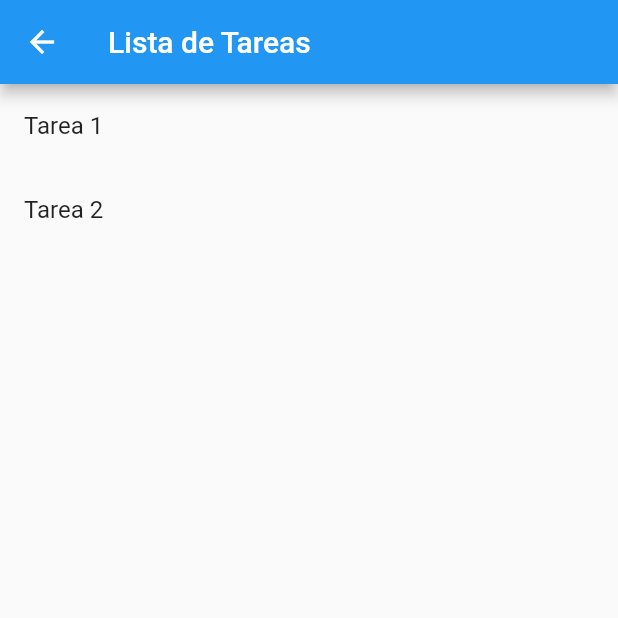
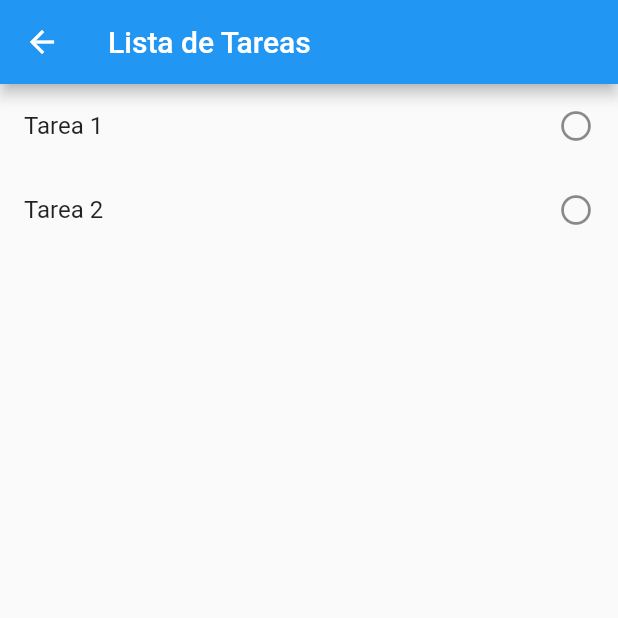
Before and after one commit to Eldershield/Examen1_programacionMovil, a Flutter app: the screen it shows after launch, after a tap on "Lista de Tareas", on a phone screen of 412 x 824 dp, the top half of it. Run offline on Flutter 3.47's test engine with Material 2 defaults, Android fonts, the phone set to English and light mode, and no system bars.

Commit message:
correcion de errores en el widget de noticias,adicion de un boton en el widget lista de tareas para indicar que se completo la tarea

```diff
--- a/lib/main.dart
+++ b/lib/main.dart
@@ -25,6 +25,7 @@ class MainMenu extends StatelessWidget {
       body: ListView(
         children: [
           ListTile(
+            leading: const Icon(Icons.article),
             title: const Text('Noticias'),
             onTap: () {
               Navigator.push(
@@ -33,7 +34,9 @@ class MainMenu extends StatelessWidget {
               );
             },
           ),
+          const Divider(),
           ListTile(
+            leading: const Icon(Icons.format_list_bulleted),
             title: const Text('Lista de Tareas'),
             onTap: () {
               Navigator.push(
@@ -42,7 +45,9 @@ class MainMenu extends StatelessWidget {
               );
             },
           ),
+          const Divider(),
           ListTile(
+            leading: const Icon(Icons.attach_money),
             title: const Text('Cambio de Monedas'),
             onTap: () {
               Navigator.push(
@@ -52,7 +57,9 @@ class MainMenu extends StatelessWidget {
               );
             },
           ),
+          const Divider(),
           ListTile(
+            leading: const Icon(Icons.music_note),
             title: const Text('Podcast'),
             onTap: () {
               Navigator.push(
@@ -61,6 +68,7 @@ class MainMenu extends StatelessWidget {
               );
             },
           ),
+          const Divider(),
         ],
       ),
     );
@@ -72,13 +80,16 @@ class NewsSpace extends StatelessWidget {
   Widget build(BuildContext context) {
     return Scaffold(
       appBar: AppBar(
-        title: const Text('Espacio de Noticias'),
+        title: const Text('Noticias'),
       ),
       body: ListView(
         children: [
-          NewsCard('Noticia 1', 'Descripción de la noticia 1', 'imagen1.jpg'),
-          NewsCard('Título de la Noticia 2', 'Descripción de la noticia 2', ''),
-          // Agrega más noticias según sea necesario
+          NewsCard('Noticia 1', 'Descripción de la noticia 1',
+              'assets/images/chocque.jpg'),
+          NewsCard(
+              'Aviso Institucional',
+              'Les informamos que, debido a los recientes pronósticos de clima que avizoran una mejora de condiciones para la zona, según reporte de COPECO, se reactivan las actividades académicas y administrativas presenciales el día de mañana lunes 6 de noviembre en la ciudad de San Pedro Sula. \n\nFavor estar atentos a nuestros canales oficiales de comunicación para actualización sobre las disposiciones institucionales. \nAgradecemos su comprensión.',
+              'assets/images/aviso_institucional.jpg'),
         ],
       ),
     );
@@ -98,9 +109,7 @@ class NewsCard extends StatelessWidget {
       child: Column(
         children: [
           Image.asset(
-            'lib/assets/chocque.jpg',
-            height: 200,
-            fit: BoxFit.cover,
+            '$imageUrl',
           ),
           ListTile(
             title: Text(title),
@@ -129,15 +138,31 @@ class TaskList extends StatelessWidget {
   }
 }
 
-class TaskItem extends StatelessWidget {
+class TaskItem extends StatefulWidget {
   final String taskName;
 
   TaskItem(this.taskName);
 
   @override
+  _TaskItemState createState() => _TaskItemState();
+}
+
+class _TaskItemState extends State<TaskItem> {
+  bool isCompleted = false;
+
+  @override
   Widget build(BuildContext context) {
     return ListTile(
-      title: Text(taskName),
+      title: Text(widget.taskName),
+      onTap: () {
+        setState(() {
+          isCompleted = !isCompleted;
+        });
+      },
+      trailing: Icon(
+        isCompleted ? Icons.check_circle : Icons.radio_button_unchecked,
+        color: isCompleted ? Colors.green : null,
+      ),
     );
   }
 }
```
Also changed, not shown: pubspec.yaml (+3 -7 lines), assets/images/aviso_institucional.jpg (added), assets/images/chocque.jpg (renamed from lib/assets/chocque.jpg), assets/noticias.png (added), pubspec.lock.
